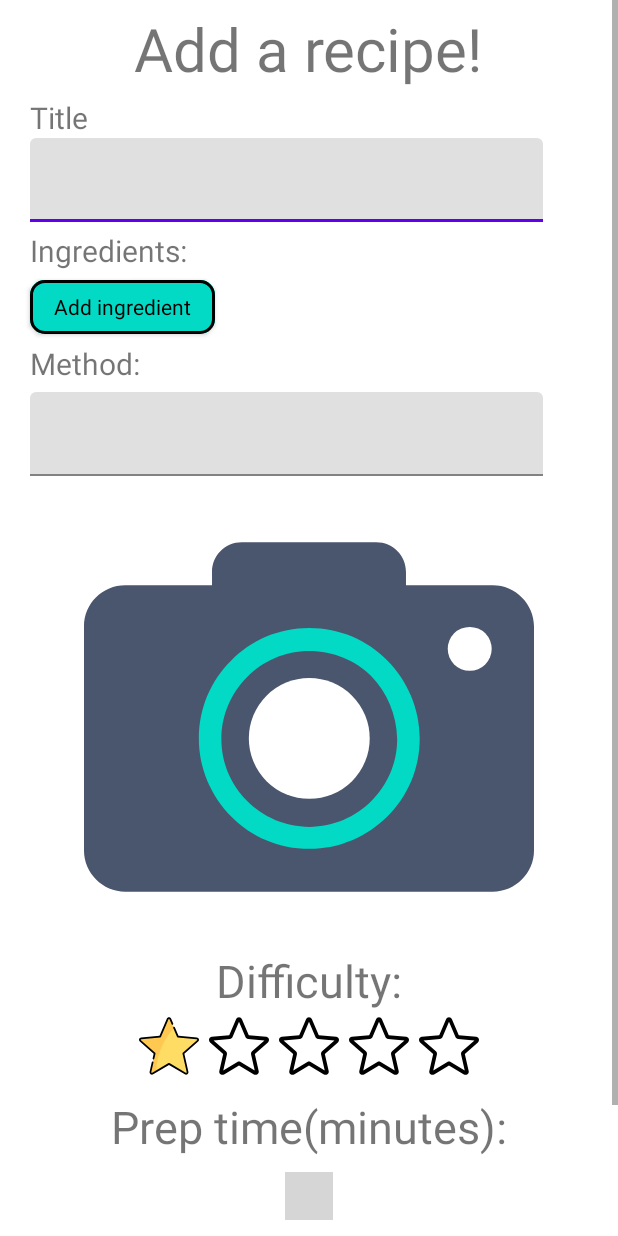
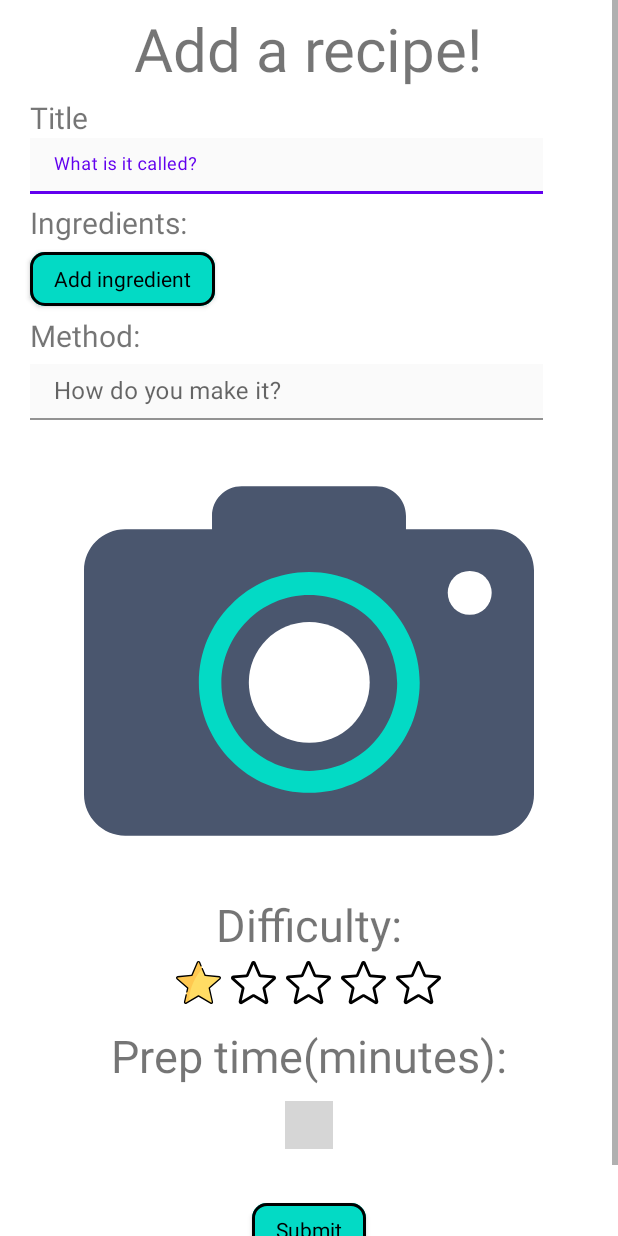
Before and after one commit to Dreamest/CookBookApp, an Android app: the EditRecipeActivity screen opened directly, with no data from a screen before it, on a phone screen of 412 x 824 dp. Run offline under Robolectric (Android 15) with nearby library versions, the phone set to English and light mode, and no system bars; our stand-ins replace Firebase (no records; nobody signed in at launch, a user with empty details on screens opened directly); libraries missing offline, so code that uses them is left out: com.gildaswise.horizontalcounter, com.opensooq.supernova; plain views replace HorizontalCounter; 3 statements that could not run were skipped; grey boxes are pictures that could not be loaded.

Commit message:
Input boxes are smaller and quieter.

```diff
--- a/app/src/main/res/drawable/ic_empty_star.xml
+++ b/app/src/main/res/drawable/ic_empty_star.xml
@@ -1,4 +1,4 @@
-<vector android:height="40dp" android:viewportHeight="511"
-    android:viewportWidth="511.98685" android:width="40dp" xmlns:android="http://schemas.android.com/apk/res/android">
+<vector android:height="30dp" android:viewportHeight="511"
+    android:viewportWidth="511.98685" android:width="30dp" xmlns:android="http://schemas.android.com/apk/res/android">
     <path android:fillColor="#FF000000" android:pathData="m114.594,501.141c-5.609,0 -11.18,-1.75 -15.934,-5.188 -8.855,-6.418 -12.992,-17.449 -10.582,-28.094l32.938,-145.09 -111.703,-97.961c-8.211,-7.168 -11.348,-18.52 -7.977,-28.906 3.371,-10.367 12.543,-17.707 23.402,-18.711l147.797,-13.418 58.434,-136.746c4.309,-10.047 14.121,-16.535 25.023,-16.535 10.902,0 20.715,6.488 25.023,16.512l58.434,136.77 147.773,13.418c10.883,0.98 20.055,8.344 23.426,18.711 3.371,10.367 0.254,21.738 -7.957,28.906l-111.703,97.941 32.938,145.086c2.414,10.668 -1.727,21.699 -10.578,28.098 -8.832,6.398 -20.609,6.891 -29.91,1.301l-127.445,-76.16 -127.445,76.203c-4.309,2.559 -9.109,3.863 -13.953,3.863zM255.992,388.266c4.844,0 9.641,1.301 13.953,3.859l120.277,71.938 -31.086,-136.941c-2.219,-9.746 1.09,-19.922 8.621,-26.516l105.473,-92.5 -139.543,-12.672c-10.047,-0.918 -18.688,-7.234 -22.613,-16.492l-55.082,-129.047 -55.148,129.066c-3.883,9.195 -12.523,15.512 -22.547,16.43l-139.563,12.672 105.469,92.5c7.555,6.613 10.859,16.77 8.621,26.539l-31.063,136.938 120.277,-71.914c4.309,-2.559 9.109,-3.859 13.953,-3.859zM171.406,166.418s0,0.023 -0.023,0.043zM340.535,166.355 L340.559,166.398c0,-0.023 0,-0.023 -0.023,-0.043zM340.535,166.355"/>
 </vector>
--- a/app/src/main/res/drawable/ic_full_star.xml
+++ b/app/src/main/res/drawable/ic_full_star.xml
@@ -1,5 +1,5 @@
-<vector android:height="40dp" android:viewportHeight="512"
-    android:viewportWidth="512" android:width="40dp" xmlns:android="http://schemas.android.com/apk/res/android">
+<vector android:height="30dp" android:viewportHeight="512"
+    android:viewportWidth="512" android:width="30dp" xmlns:android="http://schemas.android.com/apk/res/android">
     <path android:fillColor="#FFDC64" android:pathData="M492.757,190.241l-160.969,-14.929L267.847,26.833c-4.477,-10.396 -19.218,-10.396 -23.694,0l-63.941,148.478L19.243,190.24c-11.271,1.045 -15.826,15.064 -7.322,22.534l121.452,106.694L97.828,477.174c-2.489,11.042 9.436,19.707 19.169,13.927l139.001,-82.537l139.002,82.537c9.732,5.78 21.659,-2.885 19.17,-13.927l-35.544,-157.705l121.452,-106.694C508.583,205.305 504.029,191.286 492.757,190.241z"/>
     <path android:fillColor="#FFC850" android:pathData="M267.847,26.833c-4.477,-10.396 -19.218,-10.396 -23.694,0l-63.941,148.478L19.243,190.24c-11.271,1.045 -15.826,15.064 -7.322,22.534l121.452,106.694L97.828,477.174c-2.489,11.042 9.436,19.707 19.169,13.927l31.024,-18.422c4.294,-176.754 86.42,-301.225 151.441,-372.431L267.847,26.833z"/>
     <path android:fillColor="#FF000000" android:pathData="M510.967,196.781c-2.56,-7.875 -9.271,-13.243 -17.518,-14.008l-156.535,-14.518l-31.029,-72.054c-1.639,-3.804 -6.049,-5.562 -9.854,-3.922c-3.804,1.638 -5.56,6.05 -3.922,9.853l32.791,76.144c1.086,2.521 3.463,4.248 6.196,4.501l160.969,14.929c3.194,0.296 4.307,2.692 4.638,3.708c0.33,1.016 0.838,3.608 -1.572,5.725L373.678,313.835c-2.063,1.812 -2.97,4.605 -2.366,7.283l35.545,157.703c0.705,3.13 -1.229,4.929 -2.095,5.557c-0.864,0.628 -3.17,1.915 -5.931,0.274l-139.003,-82.537c-2.359,-1.4 -5.299,-1.4 -7.657,0l-139.003,82.537c-2.76,1.642 -5.066,0.354 -5.931,-0.274c-0.865,-0.628 -2.8,-2.427 -2.095,-5.556l18.348,-81.406c0.911,-4.041 -1.627,-8.055 -5.667,-8.965c-4.047,-0.91 -8.054,1.627 -8.965,5.667l-18.348,81.407c-1.82,8.078 1.211,16.12 7.91,20.988c6.699,4.866 15.285,5.265 22.403,1.037l135.174,-80.264l135.174,80.264c3.28,1.947 6.87,2.913 10.443,2.913c4.185,0 8.347,-1.325 11.96,-3.95c6.7,-4.868 9.73,-12.909 7.91,-20.989l-34.565,-153.36L505.029,218.41C511.251,212.944 513.525,204.657 510.967,196.781z"/>
--- a/app/src/main/res/layout/activity_add_ingredient.xml
+++ b/app/src/main/res/layout/activity_add_ingredient.xml
@@ -46,6 +46,8 @@
 
         android:layout_width="wrap_content"
         android:layout_height="wrap_content"
+        android:paddingTop="5dp"
+        android:background="@color/soft_grey"
 
         android:ems="15"
         android:imeOptions="actionNext"
@@ -82,6 +84,8 @@
 
       android:layout_width="wrap_content"
       android:layout_height="wrap_content"
+      android:paddingTop="5dp"
+      android:background="@color/soft_grey"
 
       android:ems="15"
       android:hint="@string/how_much_of_it"
@@ -117,6 +121,8 @@
 
         android:layout_width="wrap_content"
         android:layout_height="wrap_content"
+        android:paddingTop="5dp"
+        android:background="@color/soft_grey"
 
         android:ems="15"
         android:hint="@string/how_do_you_count_it"
--- a/app/src/main/res/layout/activity_edit_recipe.xml
+++ b/app/src/main/res/layout/activity_edit_recipe.xml
@@ -52,6 +52,10 @@
 
                 android:layout_width="match_parent"
                 android:layout_height="wrap_content"
+                android:paddingTop="5dp"
+                android:background="@color/soft_grey"
+                android:hint="@string/what_is_it_called"
+
                 android:imeOptions="actionDone"
                 android:inputType="text"
 
@@ -126,7 +130,10 @@
 
                 android:layout_width="match_parent"
                 android:layout_height="wrap_content"
+                android:paddingTop="5dp"
+                android:background="@color/soft_grey"
 
+                android:hint="@string/how_do_you_make_it"
                 android:inputType="textMultiLine" />
         </com.google.android.material.textfield.TextInputLayout>
 
--- a/app/src/main/res/layout/activity_login.xml
+++ b/app/src/main/res/layout/activity_login.xml
@@ -86,6 +86,7 @@
 
                 android:layout_width="wrap_content"
                 android:layout_height="wrap_content"
+                android:paddingTop="5dp"
 
                 android:inputType="number"
                 android:ems="8"
--- a/app/src/main/res/layout/activity_welcome.xml
+++ b/app/src/main/res/layout/activity_welcome.xml
@@ -53,6 +53,7 @@
         android:layout_height="wrap_content"
         android:layout_below="@id/welcome_IMG_user_image"
         android:layout_centerHorizontal="true"
+
         >
         <com.google.android.material.textfield.TextInputEditText
             android:id="@+id/welcome_EDT_name"
@@ -60,7 +61,8 @@
             android:layout_width="wrap_content"
             android:layout_height="wrap_content"
             android:layout_marginTop="10dp"
-
+            android:paddingTop="5dp"
+            android:background="@color/soft_grey"
             android:imeOptions="actionDone"
             android:inputType="text"
             android:ems="12"
--- a/app/src/main/res/values/colors.xml
+++ b/app/src/main/res/values/colors.xml
@@ -22,6 +22,8 @@
     <color name="my_message">#A7C5F1</color>
     <color name="other_message">#9EA2A3</color>
 
+    <color name="soft_grey">#FAFAFA</color>
+
 
     <color name="white">#FFFFFFFF</color>
 </resources>
--- a/app/src/main/res/values/strings.xml
+++ b/app/src/main/res/values/strings.xml
@@ -87,6 +87,8 @@
     <string name="seen">seen</string>
     <string name="send">Send</string>
     <string name="send_a_message">Send a message</string>
+    <string name="what_is_it_called">What is it called?</string>
+    <string name="how_do_you_make_it">How do you make it?</string>
 
 
 </resources>
```
Also changed, not shown: app/src/main/res/layout/recipe_list_post.xml (+9 -10 lines), 1 other file.
